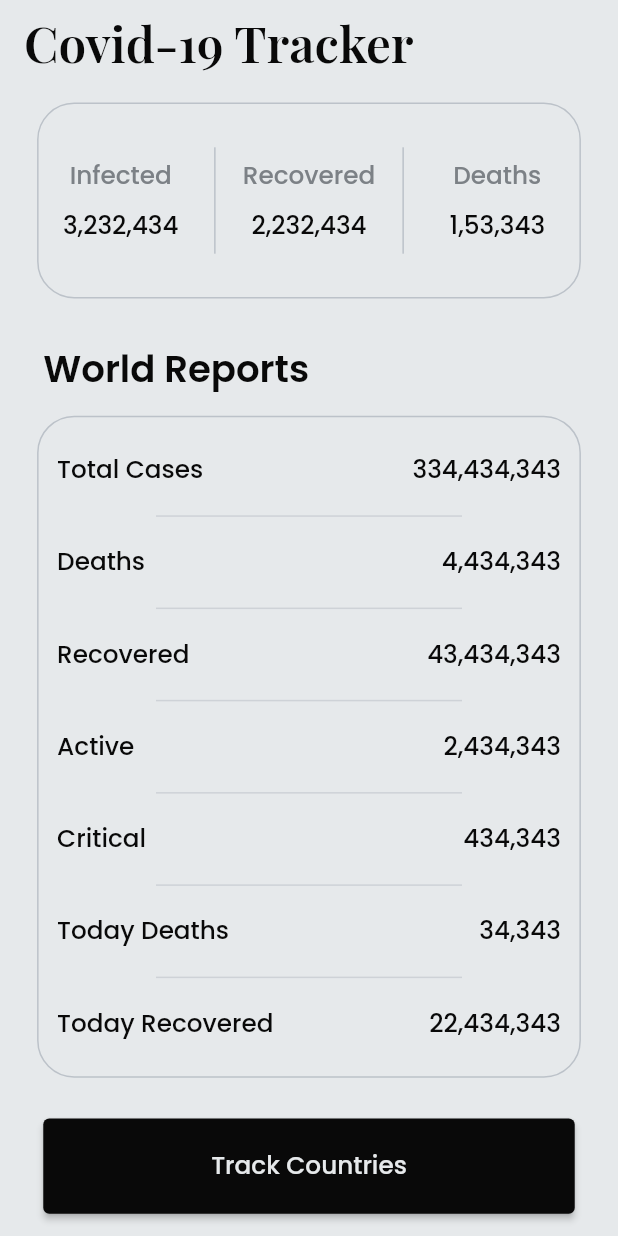
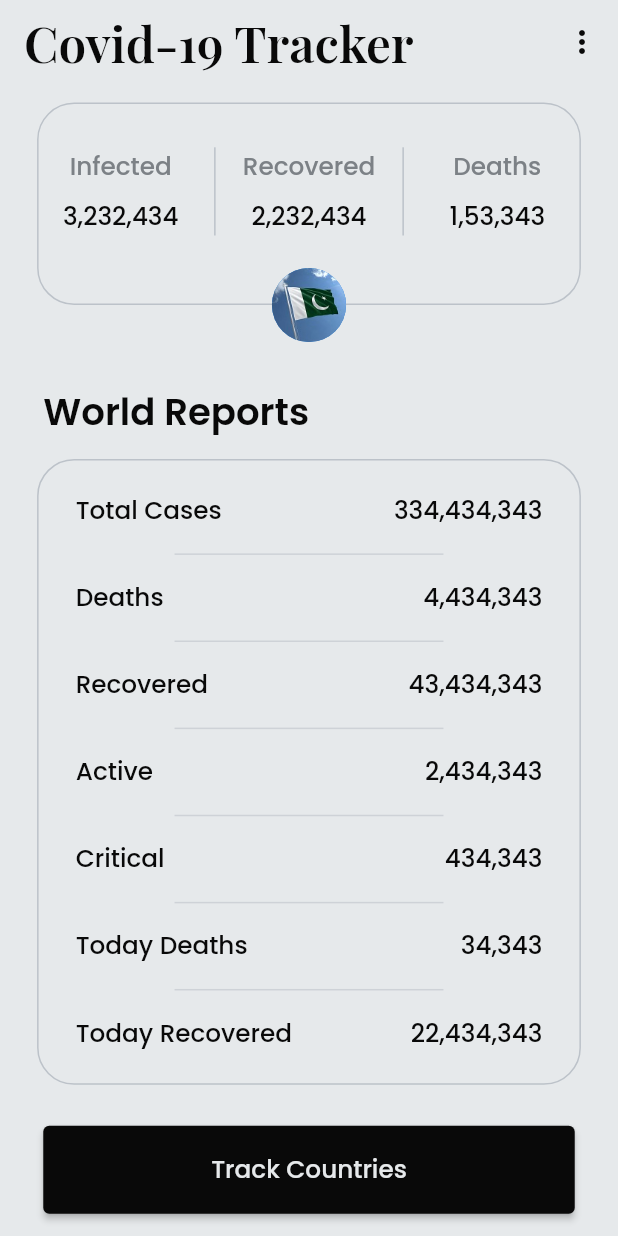
Before and after one commit to mateendev3/Covid-19-Tracker, a Flutter app: the screen it shows after launch, on a phone screen of 412 x 824 dp. Run offline on Flutter 3.47's test engine with Material 2 defaults, Android fonts, the phone set to English and light mode, and no system bars; our stand-ins replace google_fonts.

Commit message:
Build world_stats_screens

```diff
--- a/lib/screens/world_status_screen.dart
+++ b/lib/screens/world_status_screen.dart
@@ -22,6 +22,12 @@ class _WorldStatusScreenState extends State<WorldStatusScreen> {
               ),
         ),
         automaticallyImplyLeading: false,
+        actions: [
+          IconButton(
+            onPressed: () {},
+            icon: const Icon(Icons.more_vert),
+          ),
+        ],
       ),
       body: _buildBody(size),
     );
@@ -33,9 +39,9 @@ class _WorldStatusScreenState extends State<WorldStatusScreen> {
       padding: EdgeInsets.symmetric(horizontal: size.height * 0.015),
       child: Column(
         children: [
-          // const Expanded(flex: 8, child: SizedBox()),
-          // _buildHeading(size, 'Pakistan'),
+          // const Expanded(flex: 3, child: SizedBox()),
           _buildHeader(size),
+          const Expanded(flex: 5, child: SizedBox()),
           _buildHeading(size, 'World Reports'),
           _buildReportDetails(size),
           _buildCountryButton(size),
@@ -76,7 +82,7 @@ class _WorldStatusScreenState extends State<WorldStatusScreen> {
     );
   }
 
-  Container _buildHeading(Size size, String heading) {
+  Widget _buildHeading(Size size, String heading) {
     return Container(
       margin: EdgeInsets.only(
         top: size.height * 0.02,
@@ -100,7 +106,8 @@ class _WorldStatusScreenState extends State<WorldStatusScreen> {
       flex: 60,
       child: Container(
         margin: EdgeInsets.all(size.height * 0.015),
-        padding: EdgeInsets.all(size.height * 0.015),
+        padding: EdgeInsets.symmetric(
+            vertical: size.height * 0.015, horizontal: size.height * 0.03),
         decoration: BoxDecoration(
           borderRadius: BorderRadius.circular(size.height * 0.03),
           border: Border.all(color: MyColors.kLoblollyColor, width: 1.0),
@@ -110,16 +117,41 @@ class _WorldStatusScreenState extends State<WorldStatusScreen> {
     );
   }
 
-  Expanded _buildHeader(Size size) {
+  Widget _buildHeader(Size size) {
     return Expanded(
       flex: 20,
-      child: Container(
-        margin: EdgeInsets.all(size.height * 0.015),
-        decoration: BoxDecoration(
-          borderRadius: BorderRadius.circular(size.height * 0.03),
-          border: Border.all(color: MyColors.kLoblollyColor, width: 1.0),
-        ),
-        child: _buildHeaderStats(size),
+      child: Stack(
+        clipBehavior: Clip.none,
+        children: [
+          Container(
+            margin: EdgeInsets.only(
+              top: size.height * 0.015,
+              left: size.height * 0.015,
+              right: size.height * 0.015,
+            ),
+            padding: EdgeInsets.only(bottom: size.height * 0.02),
+            decoration: BoxDecoration(
+              borderRadius: BorderRadius.circular(size.height * 0.03),
+              border: Border.all(color: MyColors.kLoblollyColor, width: 1.0),
+            ),
+            child: _buildHeaderStats(size),
+          ),
+          Positioned(
+            bottom: -(size.height * 0.03),
+            right: 0.0,
+            left: 0.0,
+            child: CircleAvatar(
+              radius: size.height * 0.03,
+              // backgroundImage: const AssetImage(r'assets/images/pakistan.jpg'),
+              child: ClipOval(
+                child: Image.asset(
+                  r'assets/images/pakistan.jpg',
+                  fit: BoxFit.cover,
+                ),
+              ),
+            ),
+          ),
+        ],
       ),
     );
   }
@@ -148,7 +180,7 @@ class _WorldStatusScreenState extends State<WorldStatusScreen> {
     );
   }
 
-  Expanded _buildHeaderItemInfo(Size size, String title, String count) {
+  Widget _buildHeaderItemInfo(Size size, String title, String count) {
     return Expanded(
       flex: 1,
       child: Column(
```
